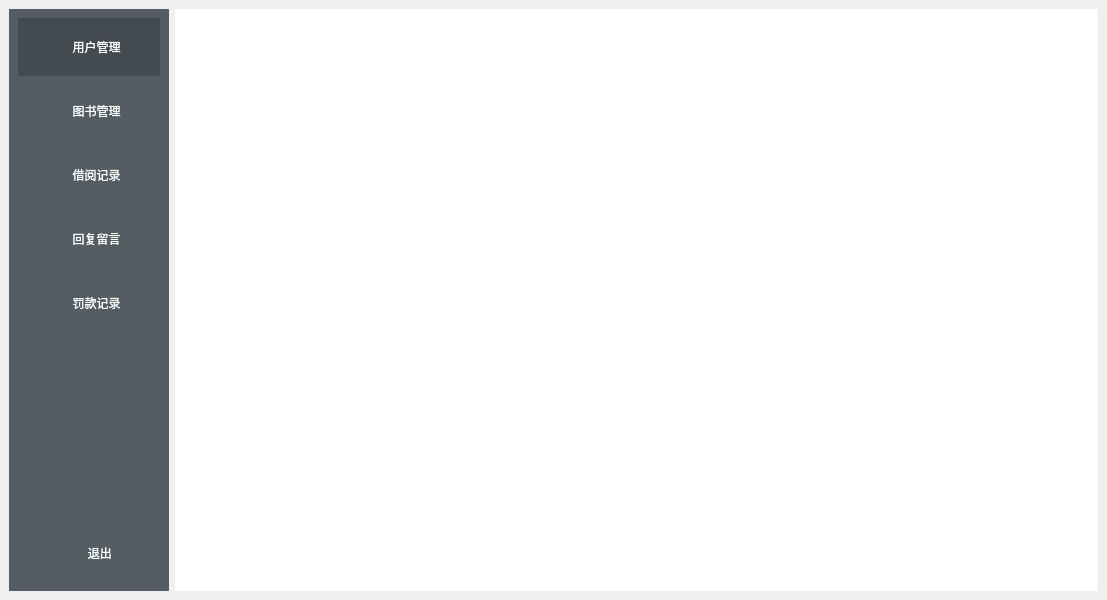
The window that bookmgr/cell/cell_main.ui (ZF-Xie/book-manager) describes before a commit, drawn with Qt 5.
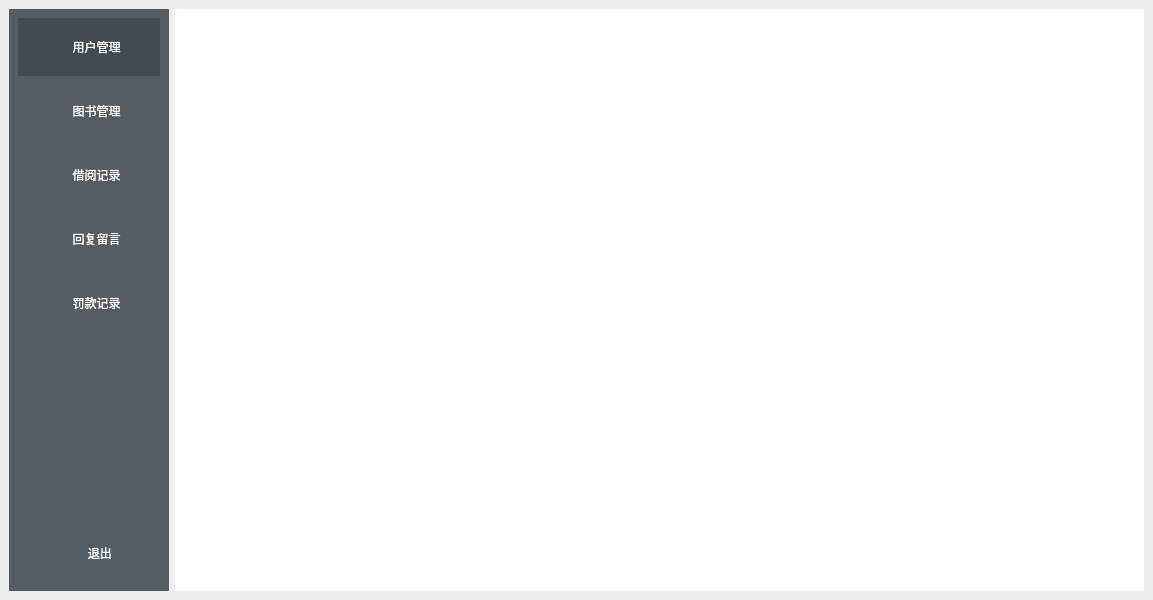
The same window after the commit. Icons and pictures are not drawn.

```diff
--- a/bookmgr/cell/cell_main.ui
+++ b/bookmgr/cell/cell_main.ui
@@ -6,7 +6,7 @@
    <rect>
     <x>0</x>
     <y>0</y>
-    <width>1107</width>
+    <width>1153</width>
     <height>600</height>
    </rect>
   </property>
```
Left out of the diff: 2 changed lines with no effect on the pictures.
